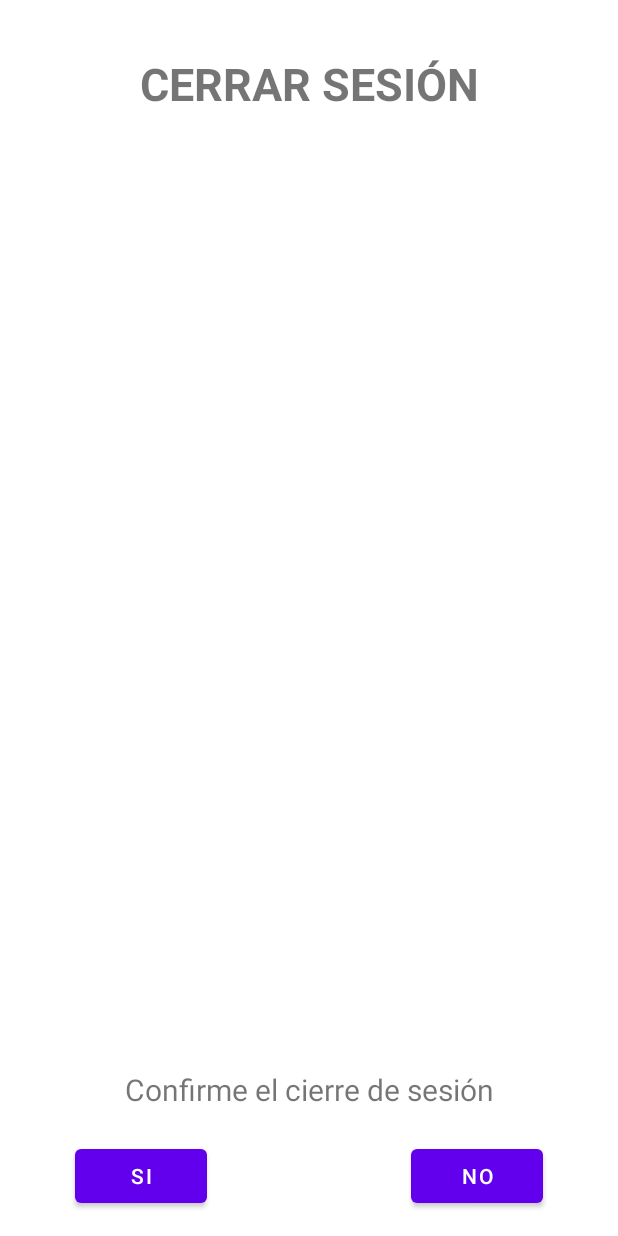
After one commit to josemcuevas/hogwarts-data, an Android app: the layout alert_dialog_logout.xml on its own in the app's theme, with its tools: preview values and no code run, on a phone screen of 412 x 824 dp. The commit adds this screen. Run offline under Robolectric (Android 15) with nearby library versions, the phone set to English and light mode, and no system bars.

Commit message:
VIEW(LogOut): LogOut logic implemented, navigation issues fixed

```diff
--- a/app/src/main/java/com/example/hogwartsdata/data/Repository.kt
+++ b/app/src/main/java/com/example/hogwartsdata/data/Repository.kt
@@ -35,8 +35,8 @@ class Repository @Inject constructor(
         mockedUserList = listOf<UserModel>(user1, user2)
     }
 
-    fun setLoginState(){
-        sharedPreferences.saveLoginState(true)
+    fun setLoginState(state: Boolean){
+        sharedPreferences.saveLoginState(state)
     }
 
     fun getLoginState(): Boolean{
--- /dev/null
+++ b/app/src/main/res/layout/alert_dialog_logout.xml
@@ -0,0 +1,61 @@
+<?xml version="1.0" encoding="utf-8"?>
+<androidx.constraintlayout.widget.ConstraintLayout xmlns:android="http://schemas.android.com/apk/res/android"
+    xmlns:app="http://schemas.android.com/apk/res-auto"
+    xmlns:tools="http://schemas.android.com/tools"
+    android:layout_width="match_parent"
+    android:layout_height="match_parent">
+
+    <TextView
+        android:id="@+id/textView2"
+        android:layout_width="match_parent"
+        android:layout_height="wrap_content"
+        android:layout_marginBottom="20dp"
+        android:gravity="center"
+        android:text="CERRAR SESIÓN"
+        android:textSize="30dp"
+        android:textStyle="bold"
+        app:layout_constraintBottom_toTopOf="@+id/textView3"
+        app:layout_constraintTop_toTopOf="parent"
+        app:layout_constraintVertical_bias="0.054"
+        tools:layout_editor_absoluteX="-16dp" />
+
+    <TextView
+        android:id="@+id/textView3"
+        android:layout_width="match_parent"
+        android:layout_height="wrap_content"
+        android:layout_marginBottom="20dp"
+        android:gravity="center"
+        android:text="Confirme el cierre de sesión"
+        android:textSize="20dp"
+        app:layout_constraintBottom_toTopOf="@+id/constraintLayout"
+        tools:layout_editor_absoluteX="16dp" />
+
+    <androidx.constraintlayout.widget.ConstraintLayout
+        android:id="@+id/constraintLayout"
+        android:layout_width="match_parent"
+        android:layout_height="wrap_content"
+        android:layout_marginBottom="16dp"
+        android:orientation="horizontal"
+        app:layout_constraintBottom_toBottomOf="parent"
+        tools:layout_editor_absoluteX="16dp">
+
+        <Button
+            android:id="@+id/acceptButton"
+            android:layout_width="wrap_content"
+            android:layout_height="wrap_content"
+            android:layout_marginStart="50dp"
+            android:text="SI"
+            app:layout_constraintStart_toStartOf="parent"
+            app:layout_constraintTop_toTopOf="parent" />
+
+        <Button
+            android:id="@+id/cancelButton"
+            android:layout_width="wrap_content"
+            android:layout_height="wrap_content"
+            android:layout_marginEnd="50dp"
+            android:text="NO"
+            app:layout_constraintBottom_toBottomOf="parent"
+            app:layout_constraintEnd_toEndOf="parent"
+            app:layout_constraintTop_toTopOf="parent" />
+    </androidx.constraintlayout.widget.ConstraintLayout>
+</androidx.constraintlayout.widget.ConstraintLayout>
```
Also changed, not shown: app/src/main/java/com/example/hogwartsdata/domain/PostLoginState.kt (added, +12 -0 lines), app/src/main/java/com/example/hogwartsdata/ui/view/MainActivity.kt (+44 -1 lines), app/src/main/java/com/example/hogwartsdata/ui/view/login/LoginFragment.kt (+23 -4 lines), app/src/main/java/com/example/hogwartsdata/ui/viewModel/login/LoginViewModel.kt (+11 -1 lines), app/src/main/res/layout/tool_bar.xml (deleted, +0 -7 lines), app/src/main/res/navigation/nav_graph.xml (+24 -3 lines).
